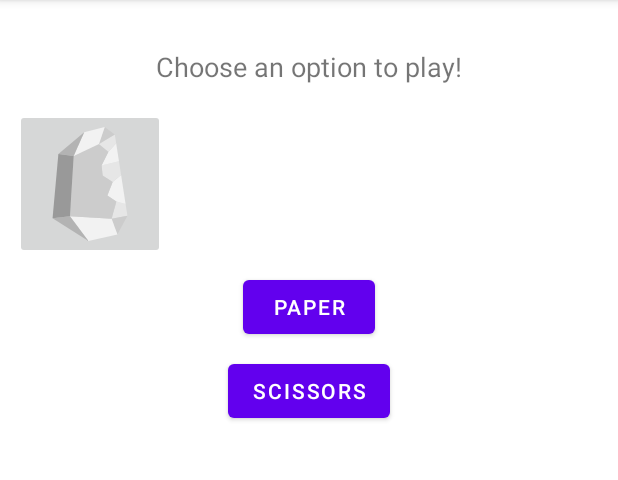
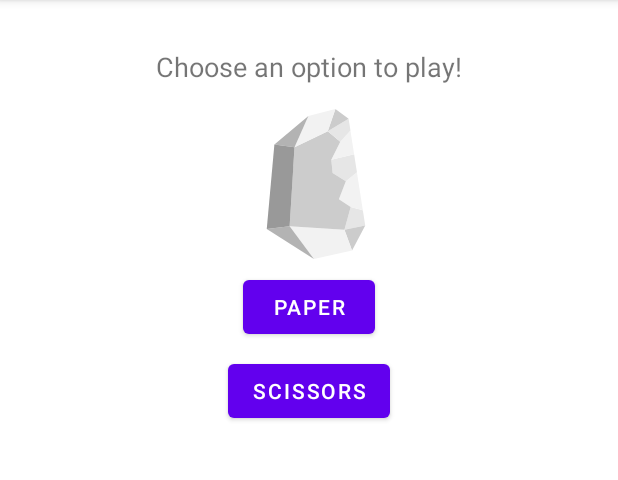
Before and after one commit to devstromo/rock-paper-scissors-kotlin-c, an Android app: the screen it shows after launch (MainActivity), on a phone screen of 412 x 824 dp, the part 84-564 px from its top. Run offline under Robolectric (Android 15) with nearby library versions, the phone set to English and light mode, and no system bars; 1 statement that could not run was skipped.

Commit message:
Rock Paper Scissors | add custom image button for stone button

```diff
--- a/app/src/main/res/layout/activity_main.xml
+++ b/app/src/main/res/layout/activity_main.xml
@@ -11,7 +11,7 @@
         android:id="@+id/resultText"
         android:layout_width="wrap_content"
         android:layout_height="wrap_content"
-        android:text="Choose an option to play!"
+        android:text="@string/option_to_play_title"
         android:textSize="18sp"
         app:layout_constraintTop_toTopOf="parent"
         app:layout_constraintStart_toStartOf="parent"
@@ -19,17 +19,25 @@
         android:padding="16dp"
         android:layout_marginTop="16dp"/>
 
+    <LinearLayout
+        android:id="@+id/buttonContainers"
+        android:layout_width="match_parent"
+        android:layout_height="wrap_content"
+        app:layout_constraintTop_toBottomOf="@id/resultText"
+        android:orientation="horizontal"
+        android:gravity="center_horizontal">
         <ImageButton
             android:id="@+id/stoneImageButton"
             android:layout_width="100dp"
             android:layout_height="100dp"
-        android:contentDescription="Stone image button"
+            android:contentDescription="@string/stone_image_button_description"
             android:src="@drawable/ic_stone"
             android:layout_marginStart="10dp"
+            android:background="@android:color/transparent"
             app:layout_constraintTop_toBottomOf="@id/resultText"
             app:layout_constraintStart_toStartOf="parent"
-        android:scaleType="fitCenter"
-        />
+            android:scaleType="fitCenter"/>
+    </LinearLayout>
 
     <!-- Paper button -->
     <Button
@@ -37,7 +45,7 @@
         android:layout_width="wrap_content"
         android:layout_height="wrap_content"
         android:text="Paper"
-        app:layout_constraintTop_toBottomOf="@id/stoneImageButton"
+        app:layout_constraintTop_toBottomOf="@id/buttonContainers"
         app:layout_constraintStart_toStartOf="parent"
         app:layout_constraintEnd_toEndOf="parent"
         android:layout_marginTop="8dp"/>
--- a/app/src/main/res/values/strings.xml
+++ b/app/src/main/res/values/strings.xml
@@ -1,3 +1,5 @@
 <resources>
     <string name="app_name">Rock Paper Scissors</string>
+    <string name="stone_image_button_description">Stone image button</string>
+    <string name="option_to_play_title">Choose an option to play!</string>
 </resources>
```
Lines whose indentation alone changed are shown as unchanged.
